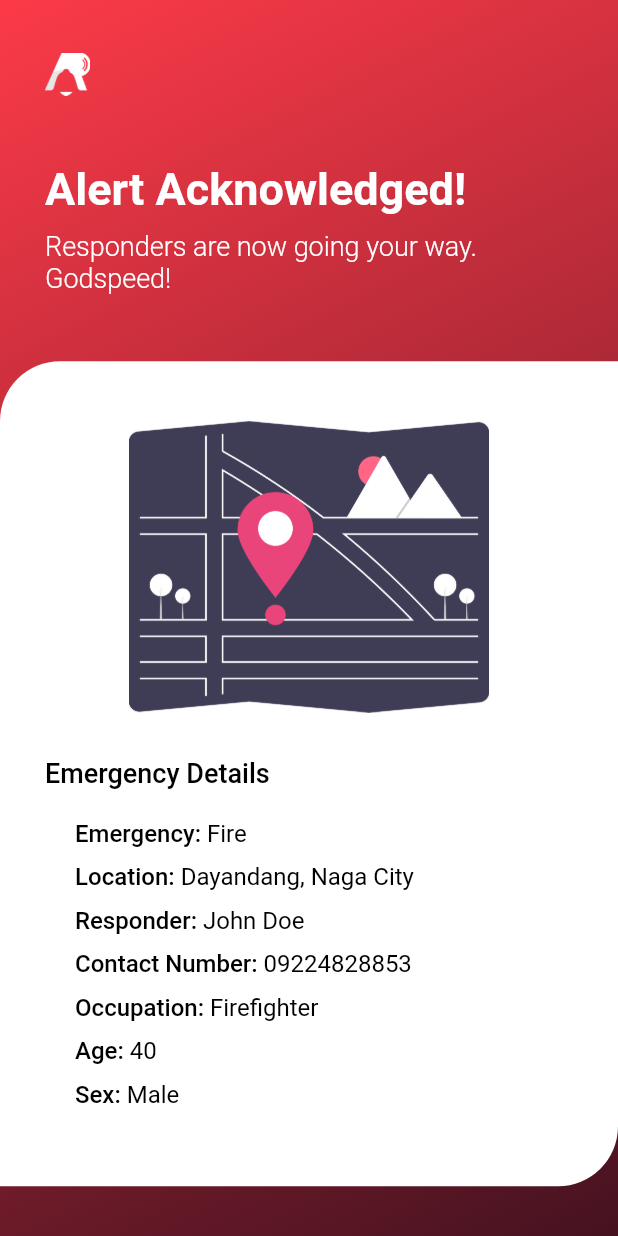
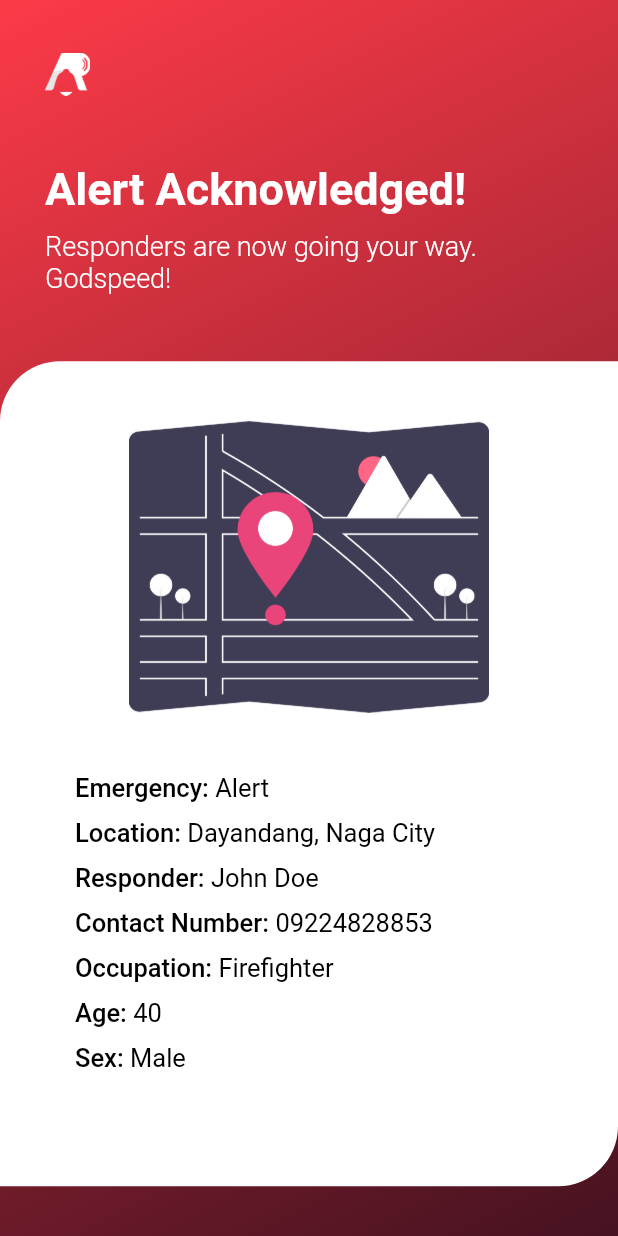
Before and after one commit to PopcornBPopin/rtena_app, a Flutter app: the CivAckPage screen opened directly, on a phone screen of 412 x 824 dp. Run offline on Flutter 3.47's test engine with Material 2 defaults, Android fonts, the phone set to English and light mode, and no system bars.

Commit message:
Cleared problems

```diff
--- a/lib/Civilian/civilian_acknowledge_page.dart
+++ b/lib/Civilian/civilian_acknowledge_page.dart
@@ -105,19 +105,7 @@ class CivAckPage extends StatelessWidget {
                           ),
                         ),
 
-                        const SizedBox(height: 30),
-                        const Padding(
-                          padding: EdgeInsets.symmetric(horizontal: 30),
-                          child: Text(
-                            'Emergency Details',
-                            style: TextStyle(
-                              color: Colors.black,
-                              fontWeight: FontWeight.w500,
-                              fontSize: 18,
-                            ),
-                          ),
-                        ),
-                        const SizedBox(height: 20),
+                        const SizedBox(height: 40),
 
                         Padding(
                           padding: const EdgeInsets.symmetric(horizontal: 30),
@@ -134,15 +122,15 @@ class CivAckPage extends StatelessWidget {
                                       style: TextStyle(
                                         color: Colors.black,
                                         fontWeight: FontWeight.w500,
-                                        fontSize: 16,
+                                        fontSize: 17,
                                       ),
                                     ),
                                     Text(
-                                      'Fire',
+                                      'Alert',
                                       style: TextStyle(
                                         color: Colors.black,
                                         fontWeight: FontWeight.w400,
-                                        fontSize: 16,
+                                        fontSize: 17,
                                       ),
                                     ),
                                   ],
@@ -157,7 +145,7 @@ class CivAckPage extends StatelessWidget {
                                       style: TextStyle(
                                         color: Colors.black,
                                         fontWeight: FontWeight.w500,
-                                        fontSize: 16,
+                                        fontSize: 17,
                                       ),
                                     ),
                                     Text(
@@ -165,7 +153,7 @@ class CivAckPage extends StatelessWidget {
                                       style: TextStyle(
                                         color: Colors.black,
                                         fontWeight: FontWeight.w400,
-                                        fontSize: 16,
+                                        fontSize: 17,
                                       ),
                                     ),
                                   ],
@@ -180,7 +168,7 @@ class CivAckPage extends StatelessWidget {
                                       style: TextStyle(
                                         color: Colors.black,
                                         fontWeight: FontWeight.w500,
-                                        fontSize: 16,
+                                        fontSize: 17,
                                       ),
                                     ),
                                     Text(
@@ -188,7 +176,7 @@ class CivAckPage extends StatelessWidget {
                                       style: TextStyle(
                                         color: Colors.black,
                                         fontWeight: FontWeight.w400,
-                                        fontSize: 16,
+                                        fontSize: 17,
                                       ),
                                     ),
                                   ],
@@ -203,7 +191,7 @@ class CivAckPage extends StatelessWidget {
                                       style: TextStyle(
                                         color: Colors.black,
                                         fontWeight: FontWeight.w500,
-                                        fontSize: 16,
+                                        fontSize: 17,
                                       ),
                                     ),
                                     Text(
@@ -211,7 +199,7 @@ class CivAckPage extends StatelessWidget {
                                       style: TextStyle(
                                         color: Colors.black,
                                         fontWeight: FontWeight.w400,
-                                        fontSize: 16,
+                                        fontSize: 17,
                                       ),
                                     ),
                                   ],
@@ -226,7 +214,7 @@ class CivAckPage extends StatelessWidget {
                                       style: TextStyle(
                                         color: Colors.black,
                                         fontWeight: FontWeight.w500,
-                                        fontSize: 16,
+                                        fontSize: 17,
                                       ),
                                     ),
                                     Text(
@@ -234,7 +222,7 @@ class CivAckPage extends StatelessWidget {
                                       style: TextStyle(
                                         color: Colors.black,
                                         fontWeight: FontWeight.w400,
-                                        fontSize: 16,
+                                        fontSize: 17,
                                       ),
                                     ),
                                   ],
@@ -249,7 +237,7 @@ class CivAckPage extends StatelessWidget {
                                       style: TextStyle(
                                         color: Colors.black,
                                         fontWeight: FontWeight.w500,
-                                        fontSize: 16,
+                                        fontSize: 17,
                                       ),
                                     ),
                                     Text(
@@ -257,7 +245,7 @@ class CivAckPage extends StatelessWidget {
                                       style: TextStyle(
                                         color: Colors.black,
                                         fontWeight: FontWeight.w400,
-                                        fontSize: 16,
+                                        fontSize: 17,
                                       ),
                                     ),
                                   ],
@@ -272,7 +260,7 @@ class CivAckPage extends StatelessWidget {
                                       style: TextStyle(
                                         color: Colors.black,
                                         fontWeight: FontWeight.w500,
-                                        fontSize: 16,
+                                        fontSize: 17,
                                       ),
                                     ),
                                     Text(
@@ -280,7 +268,7 @@ class CivAckPage extends StatelessWidget {
                                       style: TextStyle(
                                         color: Colors.black,
                                         fontWeight: FontWeight.w400,
-                                        fontSize: 16,
+                                        fontSize: 17,
                                       ),
                                     ),
                                   ],
--- a/lib/login_page.dart
+++ b/lib/login_page.dart
@@ -8,7 +8,7 @@ class LoginPage extends StatelessWidget {
   @override
   Widget build(BuildContext context) {
     return Scaffold(
-      backgroundColor: Color.fromRGBO(192, 39, 45, 1),
+      backgroundColor: const Color.fromRGBO(192, 39, 45, 1),
       body: SafeArea(
         child: Container(
           decoration: const BoxDecoration(
--- a/lib/main.dart
+++ b/lib/main.dart
@@ -1,11 +1,13 @@
 import 'package:flutter/material.dart';
-import 'login_page.dart';
 import 'start_page.dart';
-import 'old_page.dart';
+// import 'login_page.dart';
+// import 'old_page.dart';
 
-main() => runApp(MyApp());
+main() => runApp(const MyApp());
 
 class MyApp extends StatelessWidget {
+  const MyApp({super.key});
+
   @override
   Widget build(BuildContext context) {
     return const MaterialApp(
--- a/lib/old_page.dart
+++ b/lib/old_page.dart
@@ -23,14 +23,14 @@ class OldLoginPage extends StatelessWidget {
 
                   Container(
                     decoration: const BoxDecoration(
-                      color: const Color.fromRGBO(78, 39, 52, 76),
+                      color: Color.fromRGBO(78, 39, 52, 76),
                       borderRadius: BorderRadius.only(
                           topLeft: Radius.circular(30),
                           topRight: Radius.circular(30)),
                     ),
                     child: Column(
                       children: [
-                        SizedBox(height: 100),
+                        const SizedBox(height: 100),
 
                         //Username Textfield
                         Padding(
@@ -52,7 +52,7 @@ class OldLoginPage extends StatelessWidget {
                             ),
                           ),
                         ),
-                        SizedBox(height: 10),
+                        const SizedBox(height: 10),
 
                         //Password textfield
                         Padding(
@@ -79,12 +79,10 @@ class OldLoginPage extends StatelessWidget {
                         const SizedBox(height: 10),
 
                         //Forgot Password?
-                        Container(
-                          child: const Center(
-                            child: Text(
-                              'Forgot Password?',
-                              style: TextStyle(color: Colors.white),
-                            ),
+                        const Center(
+                          child: Text(
+                            'Forgot Password?',
+                            style: TextStyle(color: Colors.white),
                           ),
                         ),
 
@@ -96,7 +94,7 @@ class OldLoginPage extends StatelessWidget {
                           child: Container(
                             padding: const EdgeInsets.all(15),
                             decoration: BoxDecoration(
-                                color: Color.fromARGB(255, 41, 15, 24),
+                                color: const Color.fromARGB(255, 41, 15, 24),
                                 borderRadius: BorderRadius.circular(15)),
                             child: const Center(
                               child: Text(
@@ -131,7 +129,7 @@ class OldLoginPage extends StatelessWidget {
                             ),
                           ],
                         ),
-                        SizedBox(height: 120),
+                        const SizedBox(height: 120),
                       ],
                     ),
                   ),
```
